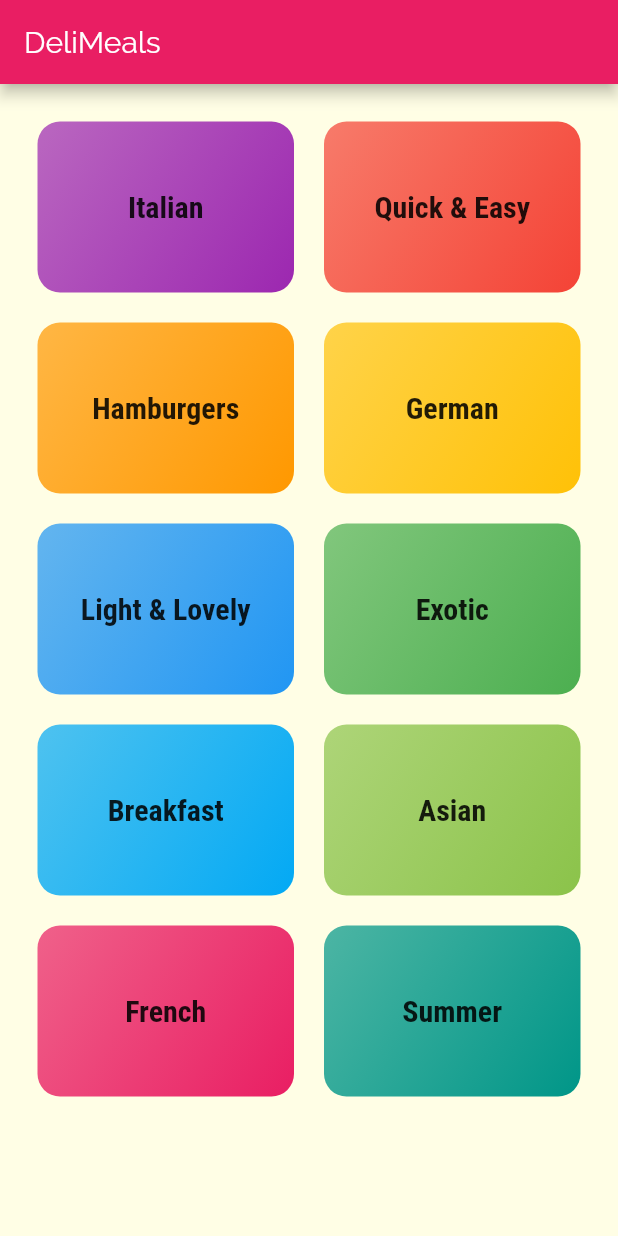
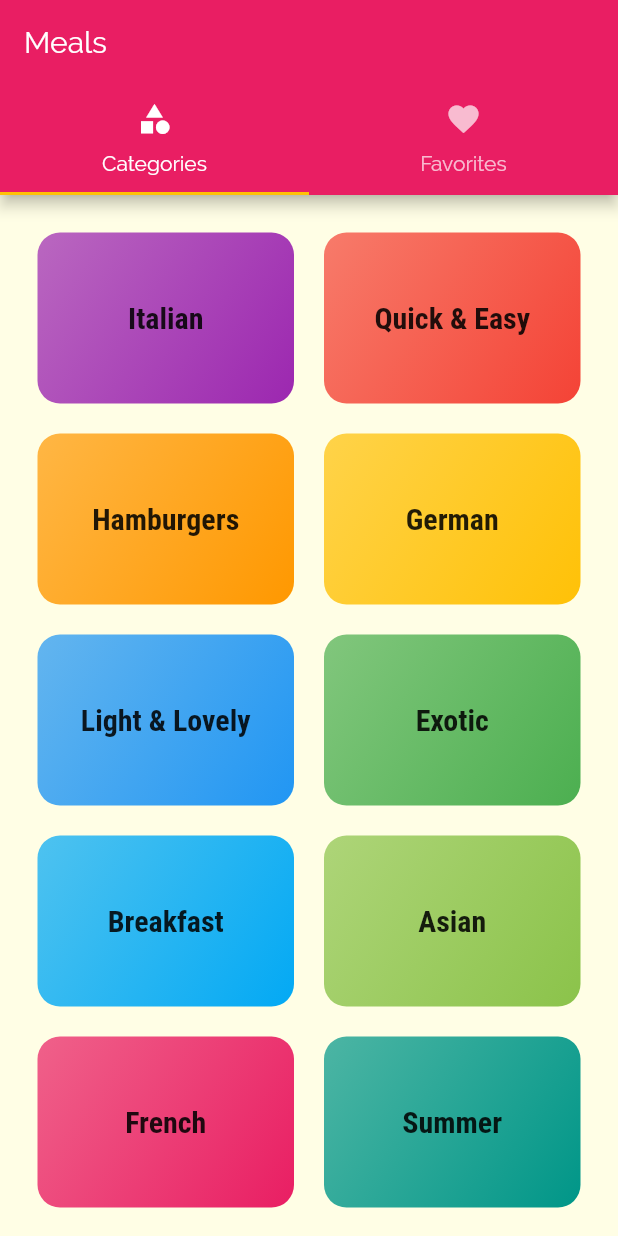
Before and after one commit to AniketDubey/Meals-App, a Flutter app: the screen it shows after launch, on a phone screen of 412 x 824 dp. Run offline on Flutter 3.47's test engine with Material 2 defaults, Android fonts, the phone set to English and light mode, and no system bars.

Commit message:
implemented TabBar

```diff
--- a/meals_app/lib/category_screen.dart
+++ /dev/null
@@ -1,27 +0,0 @@
-import 'package:flutter/material.dart';
-
-import './dummy_data.dart';
-import './category_item.dart';
-
-class CategoryScreen extends StatelessWidget {
-  @override
-  Widget build(BuildContext context) {
-    return Scaffold(
-      appBar: AppBar(
-        title: const Text("DeliMeals"),
-      ),
-      body: GridView(
-          padding: const EdgeInsets.all(25),
-          children: DUMMY_CATEGORIES
-              .map((catData) =>
-                  CategoryItem(catData.id, catData.title, catData.color))
-              .toList(),
-          gridDelegate: SliverGridDelegateWithMaxCrossAxisExtent(
-            maxCrossAxisExtent: 200,
-            childAspectRatio: 3 / 2,
-            crossAxisSpacing: 20,
-            mainAxisSpacing: 20,
-          )),
-    );
-  }
-}
--- a/meals_app/lib/main.dart
+++ b/meals_app/lib/main.dart
@@ -1,7 +1,9 @@
 import 'package:flutter/material.dart';
+import 'package:meals_app/screens/tabs_screen.dart';
+import 'screens/meal_detail_screen.dart';
 
-import './category_meals_screen.dart';
-import './category_screen.dart';
+import 'screens/category_meals_screen.dart';
+import 'screens/category_screen.dart';
 
 void main() => runApp(MyApp());
 
@@ -27,9 +29,11 @@ class MyApp extends StatelessWidget {
                 fontFamily: "RobotoCondensed",
                 fontWeight: FontWeight.bold,
               ))),
-      home: CategoryScreen(),
+      //home: CategoryScreen(),
       routes: {
+        "/": (ctx) => TabsScreen(),
         "/category-meals": (ctx) => CategoryMealsScreen(),
+        MealDetailScreen.routeName: (ctx) => MealDetailScreen(),
       },
     );
   }
--- /dev/null
+++ b/meals_app/lib/screens/category_screen.dart
@@ -0,0 +1,23 @@
+import 'package:flutter/material.dart';
+
+import '../dummy_data.dart';
+import '../widgets/category_item.dart';
+
+class CategoryScreen extends StatelessWidget {
+  @override
+  Widget build(BuildContext context) {
+    return GridView(
+      padding: const EdgeInsets.all(25),
+      children: DUMMY_CATEGORIES
+          .map((catData) =>
+              CategoryItem(catData.id, catData.title, catData.color))
+          .toList(),
+      gridDelegate: SliverGridDelegateWithMaxCrossAxisExtent(
+        maxCrossAxisExtent: 200,
+        childAspectRatio: 3 / 2,
+        crossAxisSpacing: 20,
+        mainAxisSpacing: 20,
+      ),
+    );
+  }
+}
--- /dev/null
+++ b/meals_app/lib/screens/tabs_screen.dart
@@ -0,0 +1,43 @@
+import 'package:flutter/material.dart';
+import 'package:meals_app/screens/favorites_screen.dart';
+
+import './category_screen.dart';
+
+class TabsScreen extends StatefulWidget {
+  @override
+  _TabsScreenState createState() => _TabsScreenState();
+}
+
+class _TabsScreenState extends State<TabsScreen> {
+  @override
+  Widget build(BuildContext context) {
+    return DefaultTabController(
+      length: 2,
+      child: Scaffold(
+        appBar: AppBar(
+          title: Text("Meals"),
+          bottom: TabBar(
+            tabs: <Widget>[
+              Tab(
+                  icon: Icon(
+                    Icons.category,
+                  ),
+                  text: "Categories"),
+              Tab(
+                  icon: Icon(
+                    Icons.favorite,
+                  ),
+                  text: "Favorites"),
+            ],
+          ),
+        ),
+        body: TabBarView(
+          children: <Widget>[
+            CategoryScreen(),
+            FavoritesScreen(),
+          ],
+        ),
+      ),
+    );
+  }
+}
```
Also changed, not shown: meals_app/lib/screens/category_meals_screen.dart (renamed from meals_app/lib/category_meals_screen.dart, +12 -6 lines), meals_app/lib/screens/favorites_screen.dart (added, +10 -0 lines), meals_app/lib/screens/meal_detail_screen.dart (added, +89 -0 lines), meals_app/lib/widgets/meal_item.dart (added, +157 -0 lines), meals_app/lib/widgets/category_item.dart (renamed from meals_app/lib/category_item.dart).
